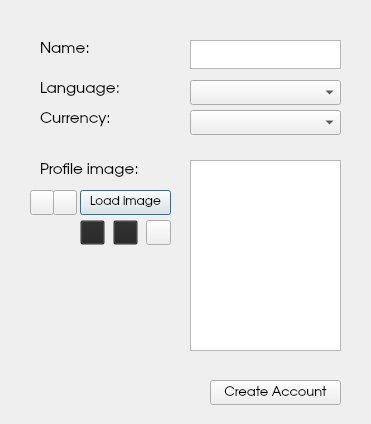
Above: keibomoneytracker/accountdialog.ui from Carlos-CDM/Keibo-MoneyTracker before the change. Below: the same form after it.
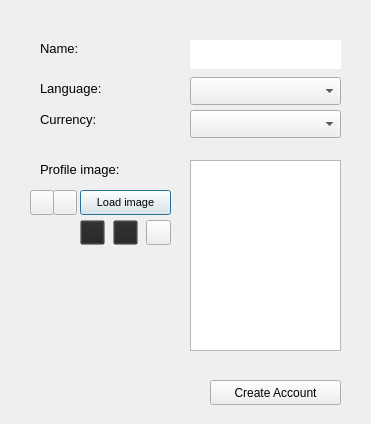
That is the form after the change. Custom widgets are drawn as their Qt base class.

Diff of the .ui file:
```diff
--- a/keibomoneytracker/accountdialog.ui
+++ b/keibomoneytracker/accountdialog.ui
@@ -12,7 +12,7 @@
   </property>
   <property name="font">
    <font>
-    <family>Manjari</family>
+    <family>MS Shell Dlg 2</family>
     <pointsize>12</pointsize>
    </font>
   </property>
@@ -30,8 +30,8 @@
    </property>
    <property name="font">
     <font>
-     <family>URW Gothic</family>
-     <pointsize>11</pointsize>
+     <family>MS Shell Dlg 2</family>
+     <pointsize>10</pointsize>
     </font>
    </property>
    <property name="text">
@@ -44,13 +44,13 @@
      <x>40</x>
      <y>110</y>
      <width>101</width>
-     <height>17</height>
+     <height>19</height>
     </rect>
    </property>
    <property name="font">
     <font>
-     <family>URW Gothic</family>
-     <pointsize>11</pointsize>
+     <family>MS Shell Dlg 2</family>
+     <pointsize>10</pointsize>
     </font>
    </property>
    <property name="text">
@@ -68,10 +68,13 @@
    </property>
    <property name="font">
     <font>
-     <family>URW Gothic</family>
-     <pointsize>11</pointsize>
+     <family>MS Shell Dlg 2</family>
+     <pointsize>10</pointsize>
     </font>
    </property>
+   <property name="frameShape">
+    <enum>QFrame::NoFrame</enum>
+   </property>
    <property name="tabChangesFocus">
     <bool>true</bool>
    </property>
@@ -85,13 +88,13 @@
      <x>190</x>
      <y>110</y>
      <width>151</width>
-     <height>25</height>
+     <height>28</height>
     </rect>
    </property>
    <property name="font">
     <font>
-     <family>URW Gothic</family>
-     <pointsize>11</pointsize>
+     <family>MS Shell Dlg 2</family>
+     <pointsize>10</pointsize>
     </font>
    </property>
   </widget>
@@ -106,8 +109,8 @@
    </property>
    <property name="font">
     <font>
-     <family>URW Gothic</family>
-     <pointsize>9</pointsize>
+     <family>MS Shell Dlg 2</family>
+     <pointsize>8</pointsize>
     </font>
    </property>
    <property name="text">
@@ -118,15 +121,15 @@
    <property name="geometry">
     <rect>
      <x>40</x>
-     <y>80</y>
+     <y>78</y>
      <width>101</width>
-     <height>17</height>
+     <height>20</height>
     </rect>
    </property>
    <property name="font">
     <font>
-     <family>URW Gothic</family>
-     <pointsize>11</pointsize>
+     <family>MS Shell Dlg 2</family>
+     <pointsize>10</pointsize>
     </font>
    </property>
    <property name="text">
@@ -137,15 +140,15 @@
    <property name="geometry">
     <rect>
      <x>190</x>
-     <y>80</y>
+     <y>77</y>
      <width>151</width>
-     <height>25</height>
+     <height>28</height>
     </rect>
    </property>
    <property name="font">
     <font>
-     <family>URW Gothic</family>
-     <pointsize>11</pointsize>
+     <family>MS Shell Dlg 2</family>
+     <pointsize>10</pointsize>
     </font>
    </property>
   </widget>
@@ -160,8 +163,8 @@
    </property>
    <property name="font">
     <font>
-     <family>URW Gothic</family>
-     <pointsize>10</pointsize>
+     <family>MS Shell Dlg 2</family>
+     <pointsize>9</pointsize>
     </font>
    </property>
    <property name="text">
@@ -193,15 +196,15 @@
    <property name="geometry">
     <rect>
      <x>40</x>
-     <y>161</y>
+     <y>160</y>
      <width>131</width>
-     <height>17</height>
+     <height>19</height>
     </rect>
    </property>
    <property name="font">
     <font>
-     <family>URW Gothic</family>
-     <pointsize>11</pointsize>
+     <family>MS Shell Dlg 2</family>
+     <pointsize>10</pointsize>
     </font>
    </property>
    <property name="text">
@@ -1184,6 +1187,21 @@
   </widget>
  </widget>
  <customwidgets>
+  <customwidget>
+   <class>CustomPushButton</class>
+   <extends>QPushButton</extends>
+   <header>custompushbutton.h</header>
+  </customwidget>
+  <customwidget>
+   <class>CustomComboBox</class>
+   <extends>QComboBox</extends>
+   <header>customcombobox.h</header>
+  </customwidget>
+  <customwidget>
+   <class>CustomTextEdit</class>
+   <extends>QTextEdit</extends>
+   <header location="global">customtextedit.h</header>
+  </customwidget>
   <customwidget>
    <class>AccountImageView</class>
    <extends>QGraphicsView</extends>
```
Left out of the diff: 36 changed lines with no effect on the pictures.
